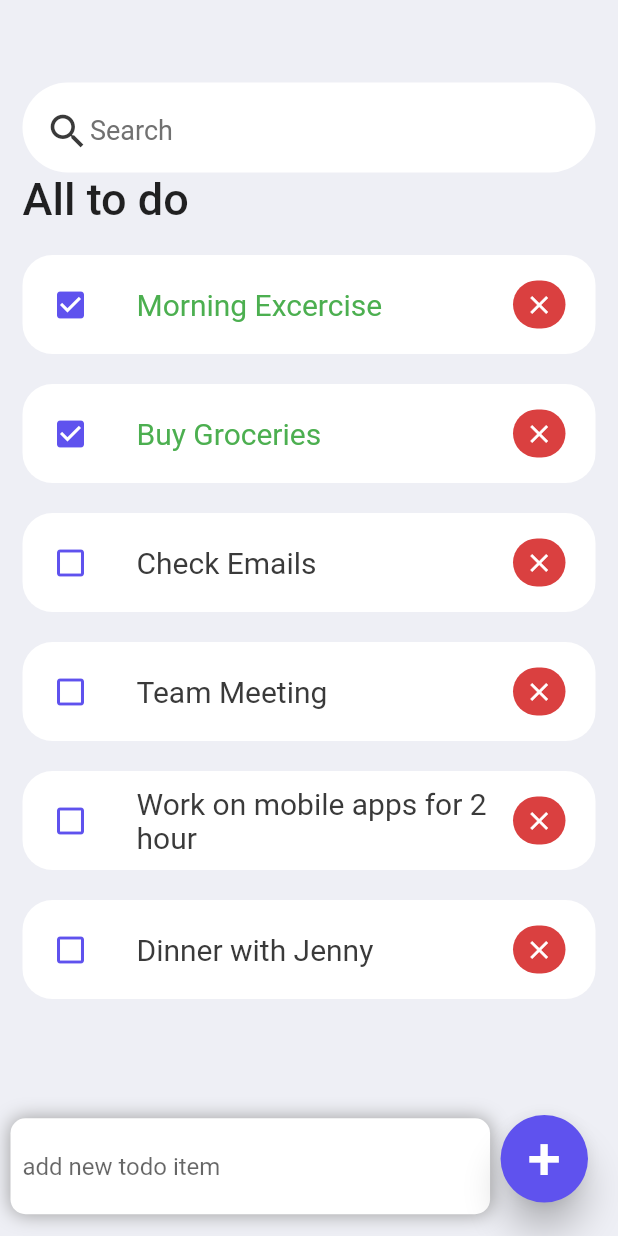
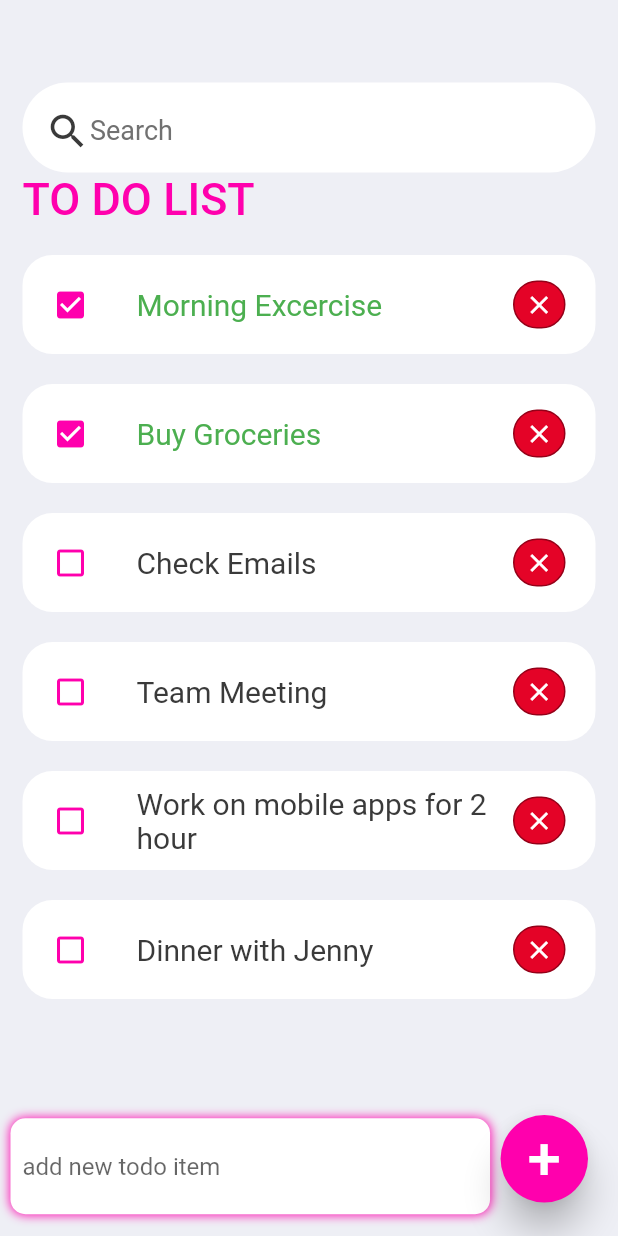
Before and after one commit to HIDR00/Mobile-App, a Flutter app: the screen it shows after launch, on a phone screen of 412 x 824 dp. Run offline on Flutter 3.47's test engine with Material 2 defaults, Android fonts, the phone set to English and light mode, and no system bars.

Commit message:
Bai_giua_ki

```diff
--- a/lib/home.dart
+++ b/lib/home.dart
@@ -59,10 +59,11 @@ class _HomeState extends State<Home> {
                         top: 0,
                         bottom: 20,
                       ),
-                      child: Text("All to do",
+                      child: Text("TO DO LIST",
                         style: TextStyle(
                           fontSize: 30,
                           fontWeight: FontWeight.w500,
+                          color: Color(0xFFFF00AD),
                         ),
                       ),
                     ),
@@ -87,9 +88,9 @@ class _HomeState extends State<Home> {
                   decoration: BoxDecoration(
                     color: Colors.white,
                     boxShadow: const [BoxShadow(
-                        color: Colors.grey,
+                        color: Color(0xFFFF00AD),
                         offset: Offset(0.0, 0.0),
-                        blurRadius: 10.0,
+                        blurRadius: 5.0,
                         spreadRadius: 0.0,
                     ),
                     ],
@@ -117,7 +118,7 @@ class _HomeState extends State<Home> {
                     style: ElevatedButton.styleFrom(
                       shape: CircleBorder(),
                       padding: EdgeInsets.all(18),
-                      primary: Color(0xFF5F52EE),
+                      primary: Color(0xFFFF00AD),
                       minimumSize: Size(40, 40),
                       elevation: 10,
                     ),
--- a/lib/todoitem.dart
+++ b/lib/todoitem.dart
@@ -22,7 +22,7 @@ class ToDoItem extends StatelessWidget{
         tileColor: Colors.white,
         leading: Icon(
           todo.isDone ? Icons.check_box : Icons.check_box_outline_blank,
-          color: Color(0xFF5F52EE),
+          color: Color(0xFFFF00AD),
         ),
         title: Text(todo.todoText!,style: TextStyle(fontSize: 20,color: todo.isDone ? Colors.green : Color(0xFF3A3A3A))),
         trailing: Container(
@@ -31,8 +31,9 @@ class ToDoItem extends StatelessWidget{
           height: 35,
             width: 35,
           decoration: BoxDecoration(
-            color: Color(0xFFDA4040),
+            color: Color(0xFFE40327),
             borderRadius: BorderRadius.circular(20),
+            border: Border.all(color: Color(0xFF950018))
           ),
           child: IconButton(
             padding: EdgeInsets.all(5),
```
